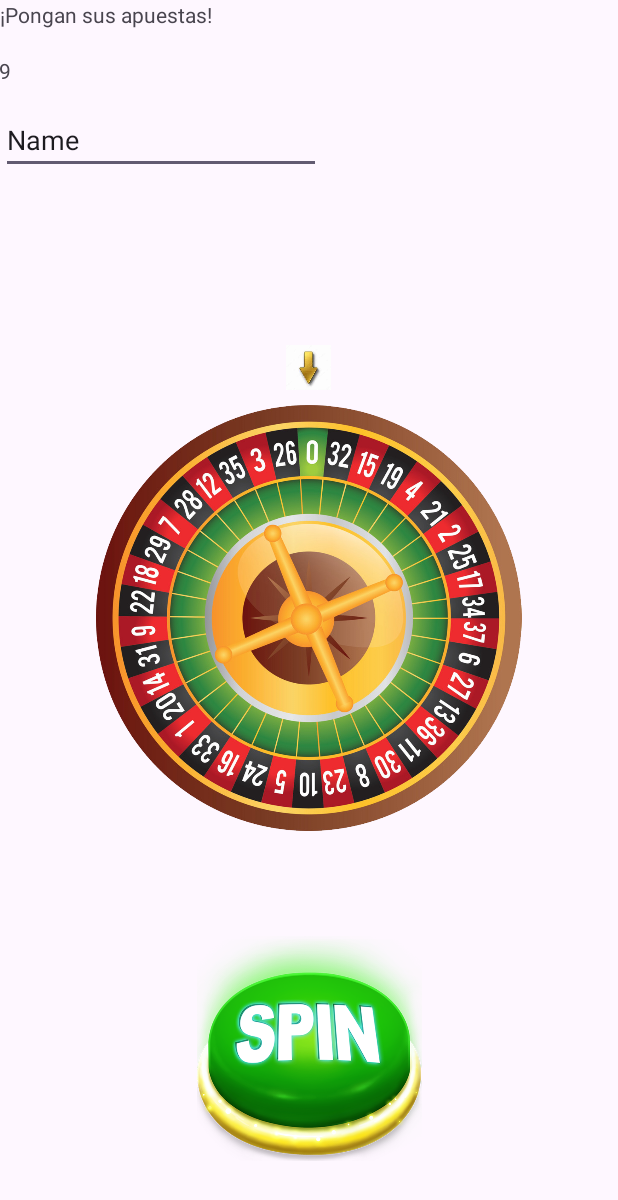
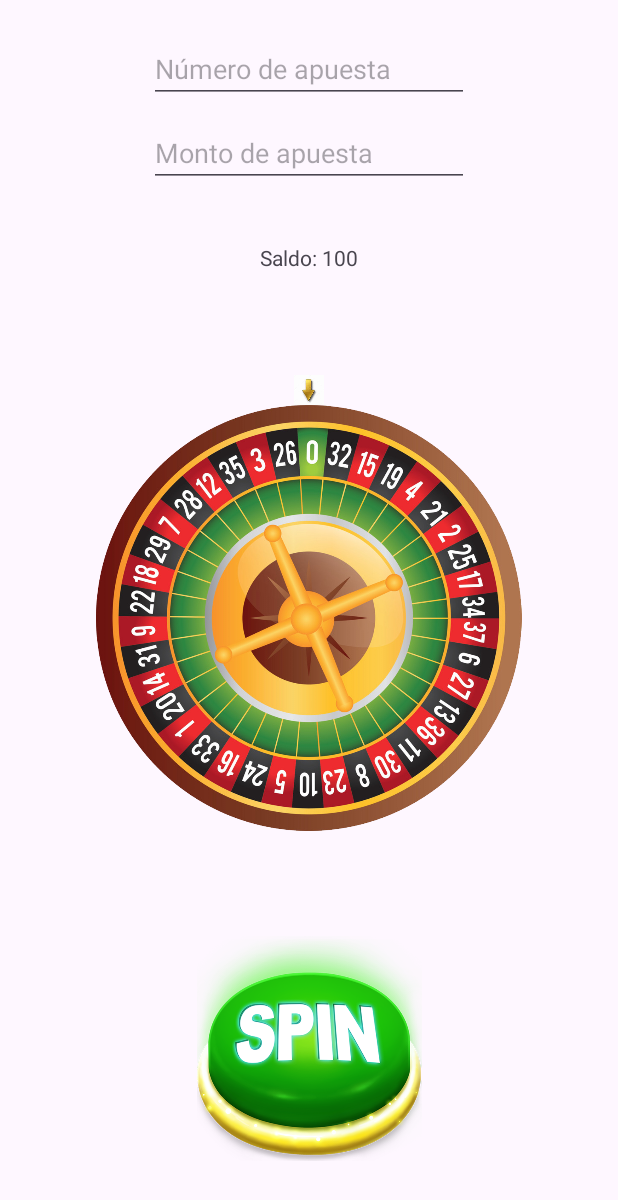
Before and after one commit to vicentenavarro13/PS-G4-RULETA, an Android app: the CasinoActivity screen opened directly, with no data from a screen before it, after a tap on an icon or button, on a phone screen of 412 x 824 dp. Shown: the top 1200 px of the screen. Run offline under Robolectric (Android 15) with nearby library versions, the phone set to English and light mode, and no system bars.

Commit message:
mejora apuestas ruleta casino

```diff
--- a/app/src/main/java/com/example/caprichosa/CasinoActivity.java
+++ b/app/src/main/java/com/example/caprichosa/CasinoActivity.java
@@ -9,6 +9,7 @@ import android.view.View;
 import android.view.animation.Animation;
 import android.view.animation.DecelerateInterpolator;
 import android.view.animation.RotateAnimation;
+import android.widget.Button;
 import android.widget.EditText;
 import android.widget.ImageView;
 import android.widget.TextView;
@@ -22,19 +23,21 @@ public class CasinoActivity extends AppCompatActivity {
     private Context context;
     private static final String[] sectores = {"0", "32", "15", "19", "4", "21", "2", "25", "17", "34", "6", "27", "13", "36", "11", "30", "8", "23", "10", "5", "24", "16", "33", "1", "20", "14", "31", "9", "22", "18", "29", "7", "28", "12", "35", "3", "26"};
     private HashMap<String, Integer> apuestas = new HashMap<>();
-    private static final int [] tamanosSector = new int [sectores.length];
-    private static final Random  random = new Random();
-    private boolean girando = false ;
+    private static final int[] tamanosSector = new int[sectores.length];
+    private static final Random random = new Random();
+    private boolean girando = false;
     private int grados = 0;
 
     private EditText editTextApuesta;
+    private EditText editTextMontoApuesta;
+    private EditText editTextNumeroApuesta;
     private TextView textViewRestantes;
+    private TextView textViewSaldo;
 
-    int currentValue = 10;
-
-    int heldValue = 0;
-
-
+    private int currentValue = 100; // Saldo inicial
+    private int heldValue = 0;
+    private int multiplicadorGanancia = 36; // Ajusta según las reglas de tu juego
+    private double montoApuesta = 0;
     @Override
     protected void onCreate(Bundle savedInstanceState) {
         super.onCreate(savedInstanceState);
@@ -42,25 +45,27 @@ public class CasinoActivity extends AppCompatActivity {
         context = this;
         final ImageView boton = findViewById(R.id.boton);
         editTextApuesta = findViewById(R.id.editTextText2apuestas);
+        editTextMontoApuesta = findViewById(R.id.editTextMontoApuesta);
+        editTextNumeroApuesta = findViewById(R.id.editTextNumeroApuesta);
         textViewRestantes = findViewById(R.id.textViewRestante);
-        textViewRestantes.setText("10");
+        textViewSaldo = findViewById(R.id.textViewSaldo);
+        textViewRestantes.setText("100");
+        textViewSaldo.setText("Saldo: " + currentValue);
 
         ruleta = findViewById(R.id.ruleta);
         getTamano();
         boton.setOnClickListener(new View.OnClickListener() {
             @Override
             public void onClick(View view) {
-                if(!girando){
+                if (!girando) {
                     girando = true;
-                    girar();
-
+                    realizarApuesta();
                 }
-
             }
         });
+    }
 
-    }
-    private void girar(){
+    private void girar() {
         apuestas = new HashMap<>();
         MediaPlayer song = MediaPlayer.create(this, R.raw.ruletagirando);
         song.start();
@@ -68,7 +73,7 @@ public class CasinoActivity extends AppCompatActivity {
         String[] valores = valoresString.split(" ");
         for (String valor : valores) {
             if (apuestas.get(valor) != null) {
-                apuestas.put(valor, apuestas.get(valor)+1);
+                apuestas.put(valor, apuestas.get(valor) + 1);
                 heldValue++;
                 currentValue--;
             } else {
@@ -81,17 +86,17 @@ public class CasinoActivity extends AppCompatActivity {
         textViewRestantes.setText(valueUpdated);
         grados = 0;
         while (grados == 0) {
-            grados = random.nextInt(sectores.length+1);
+            grados = random.nextInt(sectores.length + 1);
         }
         RotateAnimation animacion = null;
         if (grados == sectores.length) {
-            animacion = new RotateAnimation(0,(360 * sectores.length) + tamanosSector[0],
+            animacion = new RotateAnimation(0, (360 * sectores.length) + tamanosSector[0],
                     RotateAnimation.RELATIVE_TO_SELF, 0.5f, RotateAnimation.RELATIVE_TO_SELF, 0.5f);
         } else {
-            animacion = new RotateAnimation(0,(360 * sectores.length) + tamanosSector[grados],
+            animacion = new RotateAnimation(0, (360 * sectores.length) + tamanosSector[grados],
                     RotateAnimation.RELATIVE_TO_SELF, 0.5f, RotateAnimation.RELATIVE_TO_SELF, 0.5f);
         }
-        int go_to = grados/360;
+        int go_to = grados / 360;
 
         animacion.setDuration(3600);
 
@@ -100,7 +105,6 @@ public class CasinoActivity extends AppCompatActivity {
         animacion.setAnimationListener(new Animation.AnimationListener() {
             @Override
             public void onAnimationStart(Animation animation) {
-
             }
 
             @Override
@@ -114,35 +118,62 @@ public class CasinoActivity extends AppCompatActivity {
                 MediaPlayer song;
                 if (apuestas.get(valor) != null) {
                     song = MediaPlayer.create(context, R.raw.victorymusic);
-                    Toast.makeText(CasinoActivity.this, "Ganó la apuesta en el número: " + valor, Toast.LENGTH_SHORT).show();
-                    currentValue += (2 * heldValue);
+                    Toast.makeText(CasinoActivity.this, "Ganaste en el número: " + valor, Toast.LENGTH_SHORT).show();
+                    currentValue += (montoApuesta * multiplicadorGanancia);
                 } else {
                     song = MediaPlayer.create(context, R.raw.lossmusic);
-                    Toast.makeText(CasinoActivity.this, "Perdió la apuesta en el número: " + valor, Toast.LENGTH_SHORT).show();
+                    Toast.makeText(CasinoActivity.this, "Perdiste en el número: " + valor, Toast.LENGTH_SHORT).show();
                 }
 
                 song.start();
                 heldValue = 0;
                 girando = false;
                 textViewRestantes.setText(String.valueOf(currentValue));
+                textViewSaldo.setText("Saldo: " + currentValue);
             }
+
+            @Override
+            public void onAnimationRepeat(Animation animation) {
+            }
+        });
+        ruleta.startAnimation(animacion);
+    }
+
+    private void realizarApuesta() {
+        String montoString = editTextMontoApuesta.getText().toString().trim();
+        String numeroString = editTextNumeroApuesta.getText().toString().trim();
+
+        if (montoString.isEmpty() || numeroString.isEmpty()) {
+            Toast.makeText(CasinoActivity.this, "Ingrese el monto y el número de la apuesta", Toast.LENGTH_SHORT).show();
+            girando = false; // Detener el giro si faltan datos
+            return;
+        }
+
+        double montoApuesta = Double.parseDouble(montoString);
+        int numeroApuesta = Integer.parseInt(numeroString);
+
+        if (montoApuesta > currentValue) {
+            Toast.makeText(CasinoActivity.this, "Saldo insuficiente", Toast.LENGTH_SHORT).show();
+            girando = false; // Detener el giro si no hay saldo suficiente
+            return;
+        }
+
+        // Resta el monto de la apuesta del saldo
+        currentValue -= montoApuesta;
+        textViewRestantes.setText(String.valueOf(currentValue));
+        textViewSaldo.setText("Saldo: " + currentValue);
 
 
 
-            @Override
-            public void onAnimationRepeat(Animation animation) {
+        // Llama al método girar() para iniciar la animación de la ruleta
+        girar();
+    }
 
-            }
-        });
-        ruleta.startAnimation(animacion);
+    private void getTamano() {
+        int tamanoSector = 360 / sectores.length;
 
-    }
-    private void getTamano () {
-        int tamanoSector = 360/ sectores.length;
-
-        for (int i=0 ; i < sectores.length ; i++){
-            tamanosSector[i] = (i+1) * tamanoSector;
-
+        for (int i = 0; i < sectores.length; i++) {
+            tamanosSector[i] = (i + 1) * tamanoSector;
         }
     }
 }
--- a/app/src/main/res/layout/activity_casino.xml
+++ b/app/src/main/res/layout/activity_casino.xml
@@ -1,9 +1,12 @@
 <?xml version="1.0" encoding="utf-8"?>
-<RelativeLayout xmlns:android="http://schemas.android.com/apk/res/android"
+<RelativeLayout
+    xmlns:android="http://schemas.android.com/apk/res/android"
     xmlns:app="http://schemas.android.com/apk/res-auto"
     xmlns:tools="http://schemas.android.com/tools"
     android:layout_width="match_parent"
     android:layout_height="match_parent"
+
+
     tools:context=".CasinoActivity">
 
     <ImageView
@@ -18,8 +21,8 @@
 
     <ImageView
         android:id="@+id/flecha"
-        android:layout_width="30dp"
-        android:layout_height="50dp"
+        android:layout_width="50dp"
+        android:layout_height="20dp"
         android:layout_centerHorizontal="true"
         android:layout_above="@id/ruleta"
         android:src="@drawable/flecha" />
@@ -37,7 +40,7 @@
         android:id="@+id/textView2"
         android:layout_width="wrap_content"
         android:layout_height="wrap_content"
-        android:text="¡Pongan sus apuestas!" />
+        android:text="" />
 
     <EditText
         android:id="@+id/editTextText2apuestas"
@@ -45,11 +48,40 @@
         android:layout_height="wrap_content"
         android:layout_below="@+id/textView2"
         android:layout_alignParentEnd="true"
-        android:layout_marginTop="51dp"
-        android:layout_marginEnd="198dp"
+        android:layout_marginTop="-222dp"
+        android:layout_marginEnd="119dp"
         android:ems="10"
-        android:inputType="text"
-        android:text="Name" />
+
+
+        />
+
+    <EditText
+        android:id="@+id/editTextMontoApuesta"
+        android:layout_width="wrap_content"
+        android:layout_height="wrap_content"
+        android:layout_below="@+id/editTextText2apuestas"
+        android:layout_alignParentTop="true"
+        android:layout_centerHorizontal="true"
+
+        android:layout_marginTop="79dp"
+        android:layout_marginEnd="16dp"
+        android:ems="10"
+        android:hint="Monto de apuesta"
+        android:inputType="numberDecimal" />
+
+    <EditText
+        android:id="@+id/editTextNumeroApuesta"
+        android:layout_width="wrap_content"
+        android:layout_height="wrap_content"
+        android:layout_below="@+id/editTextMontoApuesta"
+        android:layout_alignParentTop="true"
+        android:layout_centerHorizontal="true"
+
+        android:layout_marginTop="23dp"
+        android:layout_marginEnd="16dp"
+        android:ems="10"
+        android:hint="Número de apuesta"
+        android:inputType="number" />
 
     <TextView
         android:id="@+id/textViewRestante"
@@ -62,4 +94,17 @@
         android:layout_marginEnd="353dp"
         android:layout_toEndOf="@+id/textView2"
         android:text="10" />
+
+    <TextView
+        android:id="@+id/textViewSaldo"
+        android:layout_width="wrap_content"
+        android:layout_height="wrap_content"
+
+        android:layout_alignParentTop="true"
+        android:layout_centerHorizontal="true"
+        android:layout_marginStart="118dp"
+        android:layout_marginTop="162dp"
+        android:layout_marginEnd="16dp"
+
+        android:text="Saldo: 100" />
 </RelativeLayout>
```
Also changed, not shown: app/src/main/res/drawable/fondo.jpg (added), app/src/main/res/drawable/fondo2.jpg (added).
